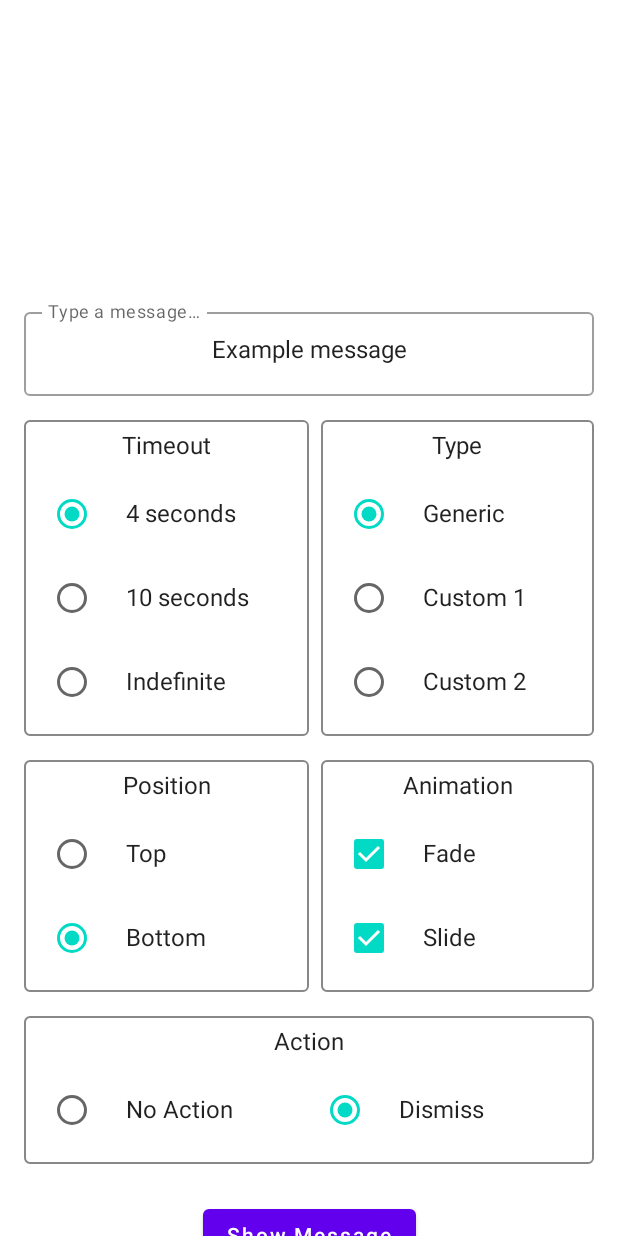
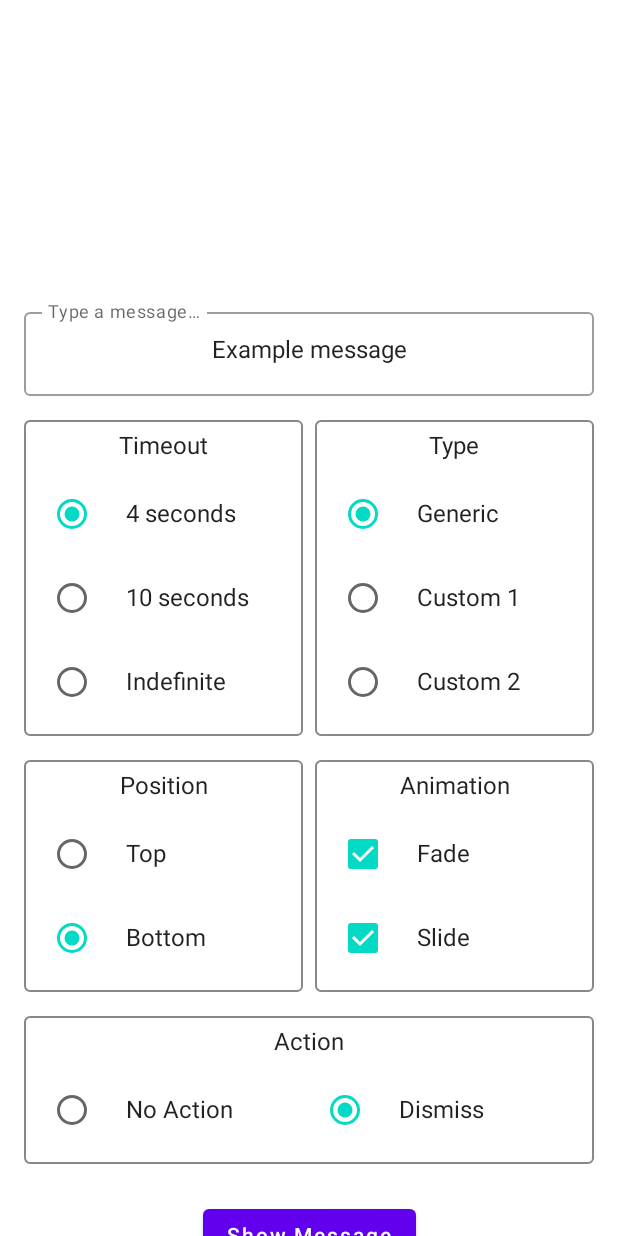
Before and after one commit to radusalagean/info-bar-compose, an Android app built with Jetpack Compose: the screen it shows after launch (MainActivity), on a phone screen of 412 x 824 dp. Run offline under Robolectric (Android 15) with nearby library versions, the phone set to English and light mode, and no system bars.

Commit message:
Padding adjusted

```diff
--- a/infobarcompose-sample/src/main/java/com/radusalagean/infobarcompose/sample/MainScreen.kt
+++ b/infobarcompose-sample/src/main/java/com/radusalagean/infobarcompose/sample/MainScreen.kt
@@ -47,26 +47,28 @@ fun MainScreen(viewModel: MainViewModel = viewModel()) {
                 Row(Modifier.padding(top = 16.dp)) {
                     RadioGroup(
                         modifier = Modifier
-                            .weight(1f),
+                            .weight(1f)
+                            .padding(end = 4.dp),
                         config = viewModel.messageTimeoutRadioGroup
                     )
                     RadioGroup(
                         modifier = Modifier
                             .weight(1f)
-                            .padding(start = 8.dp),
+                            .padding(start = 4.dp),
                         config = viewModel.messageTypeRadioGroup
                     )
                 }
                 Row(Modifier.padding(top = 16.dp)) {
                     RadioGroup(
                         modifier = Modifier
-                            .weight(1f),
+                            .weight(1f)
+                            .padding(end = 4.dp),
                         config = viewModel.messagePositionRadioGroup
                     )
                     CheckGroup(
                         modifier = Modifier
                             .weight(1f)
-                            .padding(start = 8.dp),
+                            .padding(start = 4.dp),
                         config = viewModel.messageAnimationCheckGroup
                     )
                 }
```
